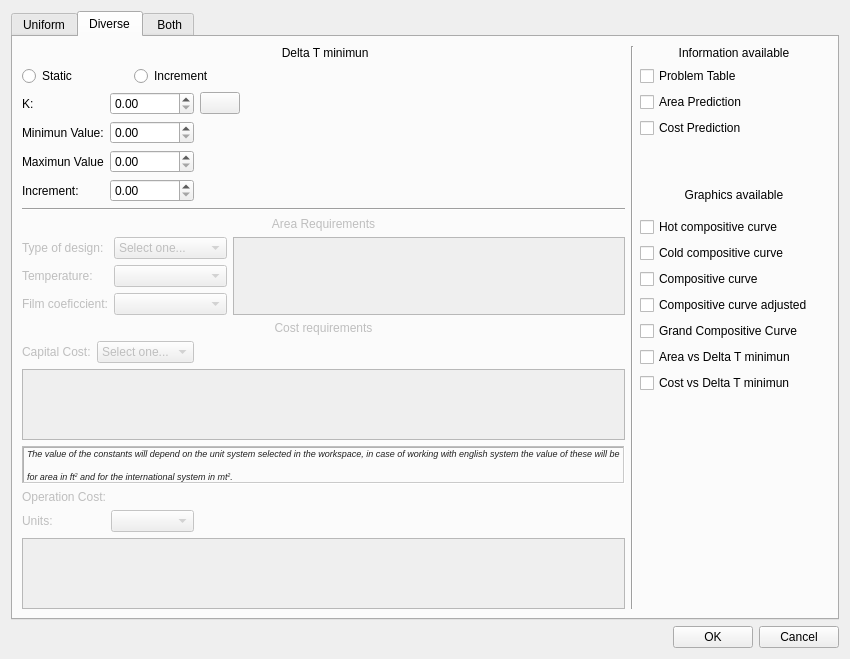
Before: the Qt Designer form analisispersonalizado.ui in Gahemo0306/SHEN_ACTUALIZADO, drawn with Qt 5.
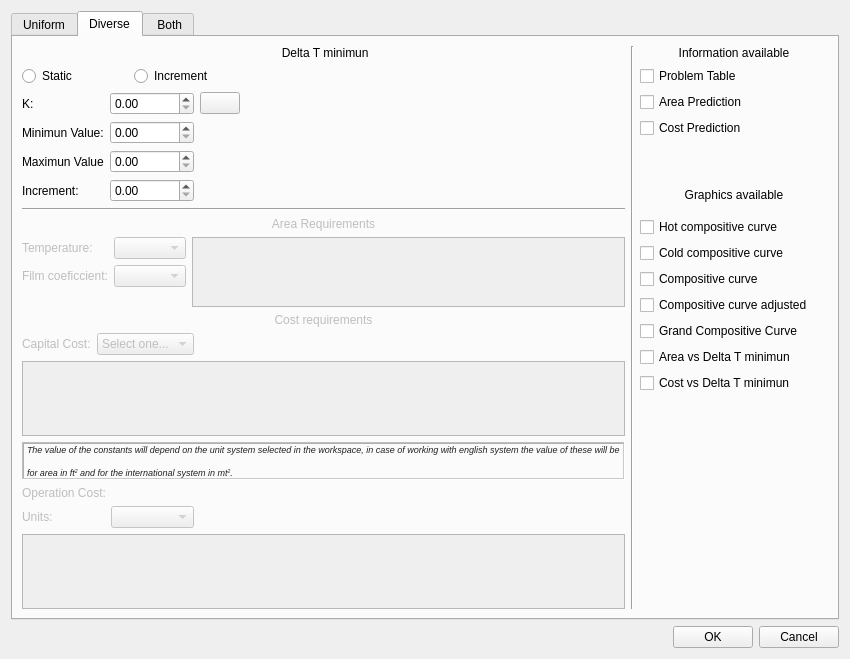
After: the same form once the commit is applied. The open tabs and pages were chosen to show the change. Icons and pictures are not drawn.

```diff
--- a/analisispersonalizado.ui
+++ b/analisispersonalizado.ui
@@ -622,7 +622,14 @@
         <layout class="QGridLayout" name="gridLayout_8">
          <item row="0" column="0">
           <layout class="QGridLayout" name="D_contenido">
-           <item row="1" column="0">
+           <item row="0" column="2" rowspan="3">
+            <widget class="QTableWidget" name="Dservices">
+             <property name="enabled">
+              <bool>false</bool>
+             </property>
+            </widget>
+           </item>
+           <item row="0" column="0">
             <widget class="QLabel" name="Dtext20">
              <property name="enabled">
               <bool>false</bool>
@@ -633,69 +640,27 @@
             </widget>
            </item>
            <item row="0" column="1">
-            <widget class="QComboBox" name="DTodcomboBox">
-             <property name="enabled">
-              <bool>false</bool>
-             </property>
-             <item>
-              <property name="text">
-               <string>Select one...</string>
-              </property>
-             </item>
-             <item>
-              <property name="text">
-               <string>Countercurrent</string>
-              </property>
-             </item>
-             <item>
-              <property name="text">
-               <string>Cocurrent</string>
-              </property>
-             </item>
-            </widget>
-           </item>
-           <item row="0" column="0">
-            <widget class="QLabel" name="Dtext11">
-             <property name="enabled">
-              <bool>false</bool>
-             </property>
-             <property name="text">
-              <string>Type of design:</string>
-             </property>
-             <property name="alignment">
-              <set>Qt::AlignJustify|Qt::AlignVCenter</set>
-             </property>
-            </widget>
-           </item>
-           <item row="2" column="0">
-            <widget class="QLabel" name="Dtext21">
-             <property name="enabled">
-              <bool>false</bool>
-             </property>
-             <property name="text">
-              <string>Film coeficcient:</string>
-             </property>
-            </widget>
-           </item>
-           <item row="1" column="1">
             <widget class="QComboBox" name="Dunits_temp">
              <property name="enabled">
               <bool>false</bool>
              </property>
             </widget>
            </item>
-           <item row="2" column="1">
+           <item row="1" column="1">
             <widget class="QComboBox" name="Dunits_film">
              <property name="enabled">
               <bool>false</bool>
              </property>
             </widget>
            </item>
-           <item row="0" column="2" rowspan="3">
-            <widget class="QTableWidget" name="Dservices">
+           <item row="1" column="0">
+            <widget class="QLabel" name="Dtext21">
              <property name="enabled">
               <bool>false</bool>
              </property>
+             <property name="text">
+              <string>Film coeficcient:</string>
+             </property>
             </widget>
            </item>
           </layout>
```
Left out of the diff: 2 changed lines with no effect on the pictures.
